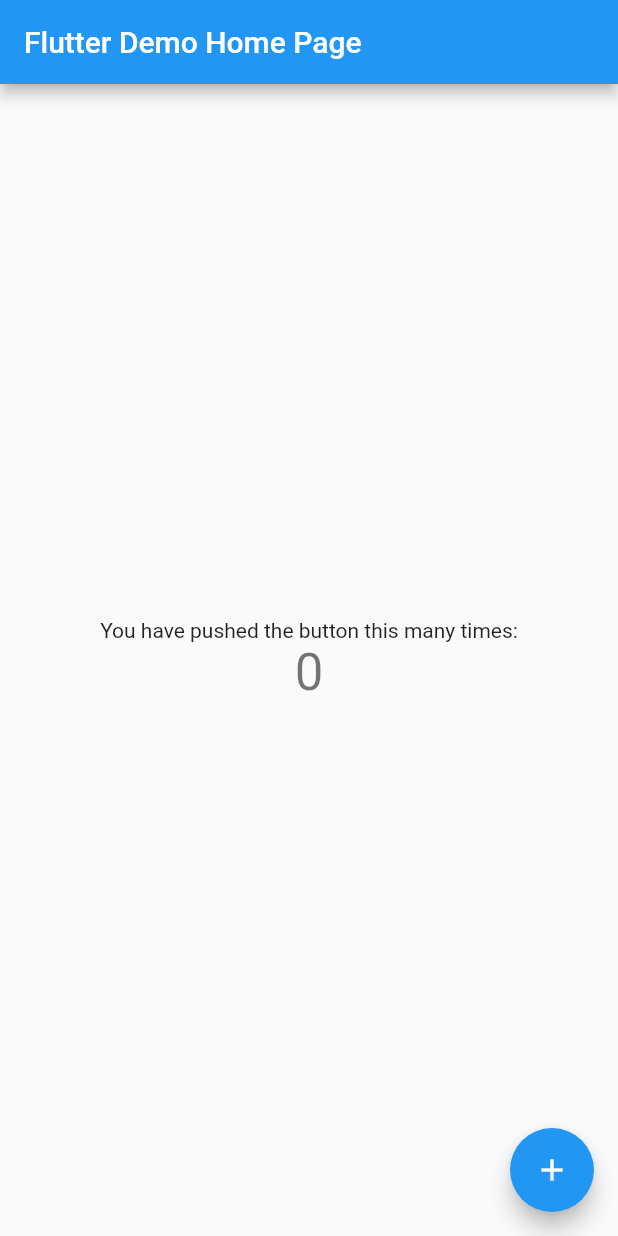
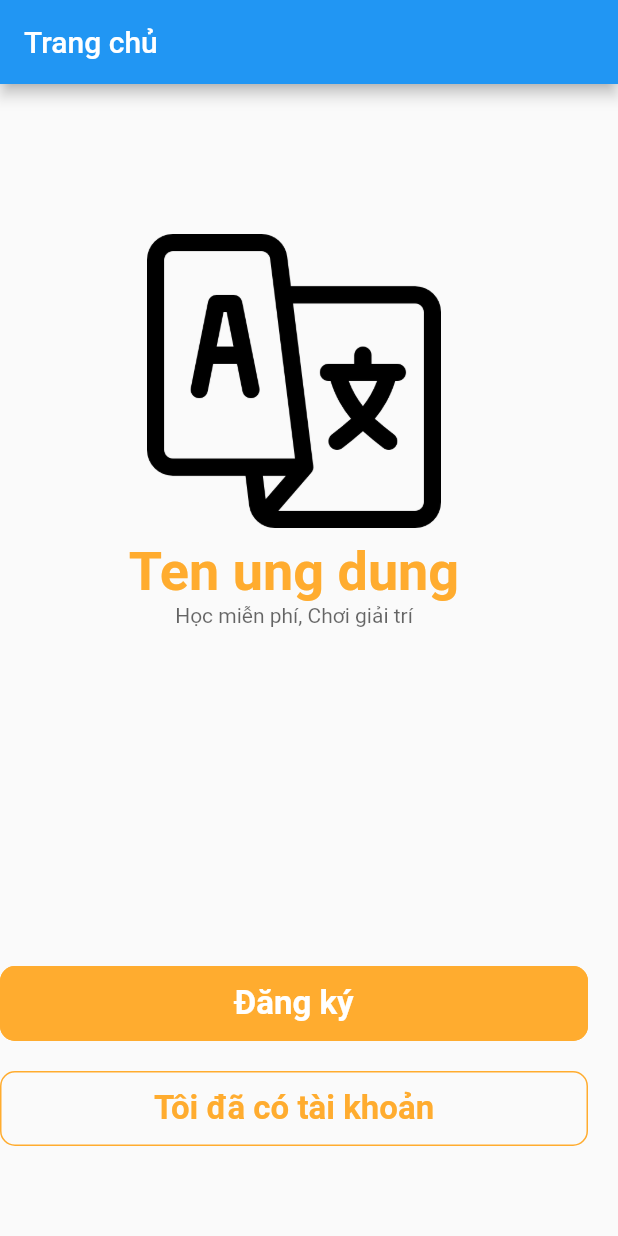
Before and after one commit to NhutHoa13/DEV_KHA, a Flutter app: the screen it shows after launch, on a phone screen of 412 x 824 dp. Run offline on Flutter 3.47's test engine with Material 2 defaults, Android fonts, the phone set to English and light mode, and no system bars.

Commit message:
Thêm màn hình Trang chủ

```diff
--- /dev/null
+++ b/DA_Moble/lib/Screen/Trangchu.dart
@@ -0,0 +1,124 @@
+import 'package:flutter/animation.dart';
+import 'package:flutter/cupertino.dart';
+import 'package:flutter/material.dart';
+import 'package:flutter/src/widgets/container.dart';
+import 'package:flutter/src/widgets/framework.dart';
+
+class TrangchuSrceen extends StatefulWidget {
+  const TrangchuSrceen({super.key});
+
+  @override
+  State<TrangchuSrceen> createState() => _TrangchuSrceenState();
+}
+
+class _TrangchuSrceenState extends State<TrangchuSrceen> {
+  var orange = Color.fromARGB(255, 255, 172, 47);
+  bool isChecked = false;
+  var style = Container(
+    decoration: BoxDecoration(
+      border: Border.all(
+        color: Colors.black.withOpacity(0.3),
+        style: BorderStyle.solid,
+        width: 2,
+      ),
+      color: Colors.transparent,
+      borderRadius: BorderRadius.circular(15.0),
+      //color: Color.fromARGB(255, 25, 119, 197)
+    ),
+  );
+  var style1 = TextStyle(
+      fontWeight: FontWeight.bold, color: Colors.black.withOpacity(0.6));
+  //fontSize: 16);
+
+  @override
+  Widget build(BuildContext context) {
+    var mlr = 20.0;
+    var r = MediaQuery.of(context).size.width - mlr;
+    var l = MediaQuery.of(context).size.width - mlr;
+
+    return Scaffold(
+      resizeToAvoidBottomInset: false,
+      appBar: AppBar(
+        title: Text('Trang chủ'),
+      ),
+      body: Container(
+            child: Column(
+          mainAxisAlignment: MainAxisAlignment.spaceBetween,
+          children: [
+            Container(
+              margin: EdgeInsets.fromLTRB(0, 100, 0, 0),
+              child: Column(
+                children: [
+                  Container(
+                    width: r / 2,
+                    child: Image(
+                      image: AssetImage('assets/images/language.png'),
+                    ),
+                  ),
+                  Padding(
+                    padding: const EdgeInsets.fromLTRB(0, 8.0, 0, 0),
+                    child: Text(
+                      'Ten ung dung',
+                      style: TextStyle(
+                          fontWeight: FontWeight.bold,
+                          fontSize: 36,
+                          color: orange),
+                    ),
+                  ),
+                  Text(
+                    'Học miễn phí, Chơi giải trí',
+                    style: TextStyle(color: Colors.black.withOpacity(0.6)),
+                  ),
+                ],
+              ),
+            ),
+            Column(
+              children: [
+                ConstrainedBox(
+                  constraints: BoxConstraints(minHeight: 50, minWidth: r),
+                  child: TextButton(
+                      style: ButtonStyle(
+                          foregroundColor:
+                              MaterialStateProperty.all<Color>(Colors.white),
+                          backgroundColor:
+                              MaterialStateProperty.all<Color>(orange),
+                          shape:
+                              MaterialStateProperty.all<RoundedRectangleBorder>(
+                                  RoundedRectangleBorder(
+                                      borderRadius: BorderRadius.circular(10),
+                                      side: BorderSide(color: orange)))),
+                      onPressed: () {},
+                      child: Text(
+                        'Đăng ký',
+                        style: TextStyle(
+                            fontSize: 22, fontWeight: FontWeight.bold),
+                      )),
+                ),
+                Container(
+                  margin: EdgeInsets.fromLTRB(0, 20, 0, 60),
+                  child: ConstrainedBox(
+                    constraints: BoxConstraints(minHeight: 50, minWidth: r),
+                    child: OutlinedButton(
+                        style: ElevatedButton.styleFrom(
+                          side: BorderSide(width: 1, color: orange),
+                          shape: RoundedRectangleBorder(
+                            borderRadius: BorderRadius.circular(10),
+                          ),
+                        ),
+                        onPressed: () {},
+                        child: Text(
+                          'Tôi đã có tài khoản',
+                          style: TextStyle(
+                              fontSize: 22,
+                              fontWeight: FontWeight.bold,
+                              color: orange),
+                        )),
+                  ),
+                ),
+              ],
+            ),
+          ],
+        ))
+    );
+  }
+}
--- a/DA_Moble/lib/main.dart
+++ b/DA_Moble/lib/main.dart
@@ -1,4 +1,5 @@
 import 'package:flutter/material.dart';
+import 'package:flutter_application_1/Screen/Trangchu.dart';
 
 void main() {
   runApp(const MyApp());
@@ -11,105 +12,8 @@
   @override
   Widget build(BuildContext context) {
     return MaterialApp(
-      title: 'Flutter Demo',
-      theme: ThemeData(
-        // This is the theme of your application.
-        //
-        // Try running your application with "flutter run". You'll see the
-        // application has a blue toolbar. Then, without quitting the app, try
-        // changing the primarySwatch below to Colors.green and then invoke
-        // "hot reload" (press "r" in the console where you ran "flutter run",
-        // or simply save your changes to "hot reload" in a Flutter IDE).
-        // Notice that the counter didn't reset back to zero; the application
-        // is not restarted.
-        primarySwatch: Colors.blue,
-      ),
-      home: const MyHomePage(title: 'Flutter Demo Home Page'),
+     debugShowCheckedModeBanner: false,
+      home: const TrangchuSrceen(),
     );
   }
 }
-
-class MyHomePage extends StatefulWidget {
-  const MyHomePage({super.key, required this.title});
-
-  // This widget is the home page of your application. It is stateful, meaning
-  // that it has a State object (defined below) that contains fields that affect
-  // how it looks.
-
-  // This class is the configuration for the state. It holds the values (in this
-  // case the title) provided by the parent (in this case the App widget) and
-  // used by the build method of the State. Fields in a Widget subclass are
-  // always marked "final".
-
-  final String title;
-
-  @override
-  State<MyHomePage> createState() => _MyHomePageState();
-}
-
-class _MyHomePageState extends State<MyHomePage> {
-  int _counter = 0;
-
-  void _incrementCounter() {
-    setState(() {
-      // This call to setState tells the Flutter framework that something has
-      // changed in this State, which causes it to rerun the build method below
-      // so that the display can reflect the updated values. If we changed
-      // _counter without calling setState(), then the build method would not be
-      // called again, and so nothing would appear to happen.
-      _counter++;
-    });
-  }
-
-  @override
-  Widget build(BuildContext context) {
-    // This method is rerun every time setState is called, for instance as done
-    // by the _incrementCounter method above.
-    //
-    // The Flutter framework has been optimized to make rerunning build methods
-    // fast, so that you can just rebuild anything that needs updating rather
-    // than having to individually change instances of widgets.
-    return Scaffold(
-      appBar: AppBar(
-        // Here we take the value from the MyHomePage object that was created by
-        // the App.build method, and use it to set our appbar title.
-        title: Text(widget.title),
-      ),
-      body: Center(
-        // Center is a layout widget. It takes a single child and positions it
-        // in the middle of the parent.
-        child: Column(
-          // Column is also a layout widget. It takes a list of children and
-          // arranges them vertically. By default, it sizes itself to fit its
-          // children horizontally, and tries to be as tall as its parent.
-          //
-          // Invoke "debug painting" (press "p" in the console, choose the
-          // "Toggle Debug Paint" action from the Flutter Inspector in Android
-          // Studio, or the "Toggle Debug Paint" command in Visual Studio Code)
-          // to see the wireframe for each widget.
-          //
-          // Column has various properties to control how it sizes itself and
-          // how it positions its children. Here we use mainAxisAlignment to
-          // center the children vertically; the main axis here is the vertical
-          // axis because Columns are vertical (the cross axis would be
-          // horizontal).
-          mainAxisAlignment: MainAxisAlignment.center,
-          children: <Widget>[
-            const Text(
-              'You have pushed the button this many times:',
-            ),
-            Text(
-              '$_counter',
-              style: Theme.of(context).textTheme.headline4,
-            ),
-          ],
-        ),
-      ),
-      floatingActionButton: FloatingActionButton(
-        onPressed: _incrementCounter,
-        tooltip: 'Increment',
-        child: const Icon(Icons.add),
-      ), // This trailing comma makes auto-formatting nicer for build methods.
-    );
-  }
-}
--- a/DA_Moble/pubspec.yaml
+++ b/DA_Moble/pubspec.yaml
@@ -60,7 +60,8 @@
   uses-material-design: true
 
   # To add assets to your application, add an assets section, like this:
-  # assets:
+  assets:
+   - assets/images/
   #   - images/a_dot_burr.jpeg
   #   - images/a_dot_ham.jpeg
 
```
Also changed, not shown: DA_Moble/assets/images/facebook.png (added), DA_Moble/assets/images/language.png (added), DA_Moble/assets/images/logo.jpg (added), DA_Moble/assets/images/search.png (added).
